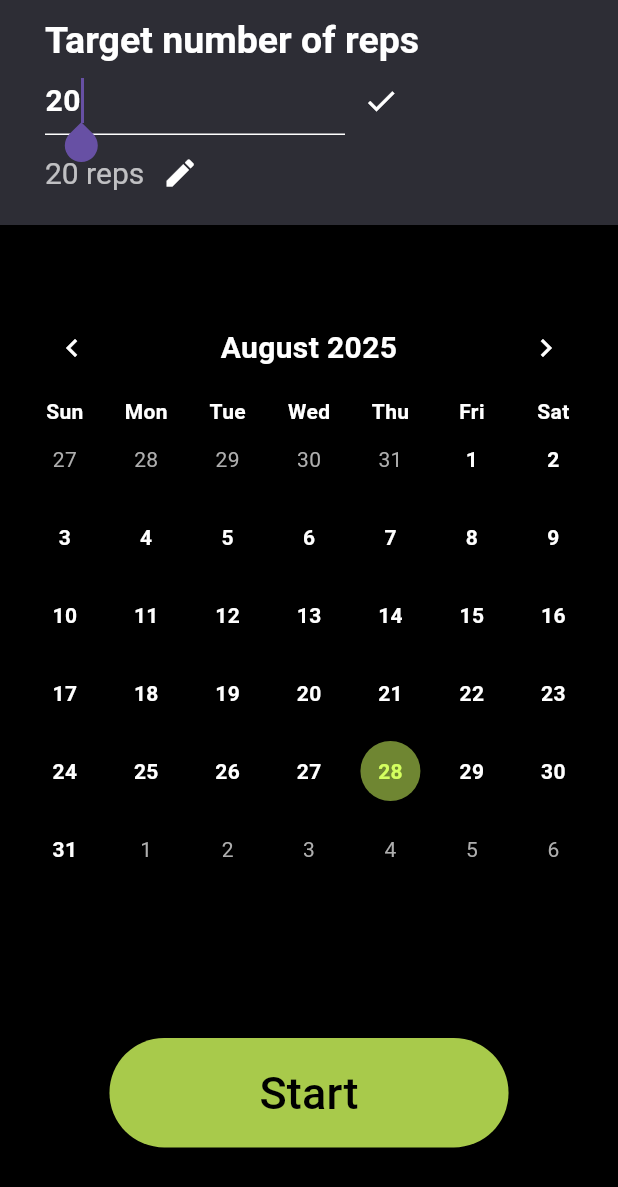
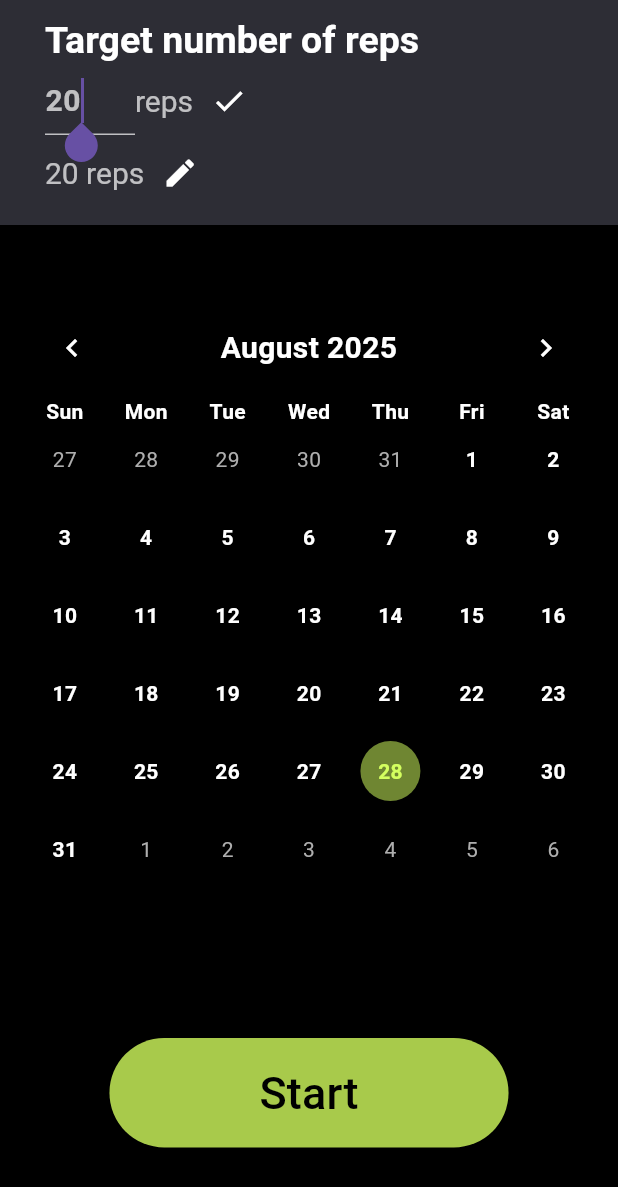
Before and after one commit to itomo2/push-app, a Flutter app: the screen it shows after launch, after a tap on the "edit" icon, on a phone screen of 412 x 824 dp. Shown: the top 1187 px of the screen. Run offline on Flutter 3.47's test engine with Material 3 defaults, Android fonts, the phone set to English and light mode, and no system bars; drawn by our look-alikes of table_calendar; our stand-ins replace hive, hive_flutter; missing offline and left inert: proximity_sensor; accounts and stored records are empty.

Commit message:
前コミットの微調整

```diff
--- a/push_app/lib/main.dart
+++ b/push_app/lib/main.dart
@@ -235,23 +235,23 @@ class _CalendarState extends State<Calendar> { // Calendar画面の状態管理
                 _isPushUpEditing // 編集モードかどうかで表示切替
                 ? Row(children: [
                   SizedBox(
-                    width: 200,
-                      child: TextField(
+                    width: 60,
+                    child:
+                    TextField(
                       controller: _pushUpController, // 入力コントローラー
                       autofocus: true, // 自動フォーカス
                       keyboardType: TextInputType.number, // 数値入力
-                      style: TextStyle(color: Colors.white, fontSize: 20, fontWeight: FontWeight.bold), // テキストスタイル
+                      style: TextStyle(color: Colors.white70, fontSize: 20, fontWeight: FontWeight.bold), // テキストスタイル
                       decoration: InputDecoration(
-                        hintText: 'Enter target reps', // ヒント
-                        hintStyle: TextStyle(color: Colors.white54), // ヒントの色
-                        border: UnderlineInputBorder(borderSide: BorderSide(color: Colors.white)), // 下線
-                        focusedBorder: UnderlineInputBorder(borderSide: BorderSide(color: Colors.white)), // フォーカス時の下線
+                        border: UnderlineInputBorder(borderSide: BorderSide(color: Colors.white70)), // 下線
+                        focusedBorder: UnderlineInputBorder(borderSide: BorderSide(color: Colors.white70)), // フォーカス時の下線
                         isDense: true, // コンパクト表示
                         contentPadding: EdgeInsets.symmetric(vertical: 8), // パディング
                       ),
                       onSubmitted: (_) => _submitPushUpEditing(), // Enterで確定
                     ),
                   ),
+                  Text('reps', style: TextStyle(color: Colors.white70, fontSize: 20),),
                   IconButton(
                     icon: Icon(Icons.check, color: Colors.white), // 確定ボタン
                     onPressed: _submitPushUpEditing, // 確定処理
@@ -270,7 +270,7 @@ class _CalendarState extends State<Calendar> { // Calendar画面の状態管理
                 _isSitUpEditing // 編集モードかどうかで表示切替
                 ? Row(children: [
                   SizedBox(
-                    width: 200,
+                    width: 60,
                       child: TextField(
                       controller: _sitUpController, // 入力コントローラー
                       autofocus: true, // 自動フォーカス
@@ -287,6 +287,7 @@ class _CalendarState extends State<Calendar> { // Calendar画面の状態管理
                       onSubmitted: (_) => _submitSitUpEditing(), // Enterで確定
                     ),
                   ),
+                  Text('reps', style: TextStyle(color: Colors.white70, fontSize: 20),),
                   IconButton(
                     icon: Icon(Icons.check, color: Colors.white), // 確定ボタン
                     onPressed: _submitSitUpEditing, // 確定処理
```
